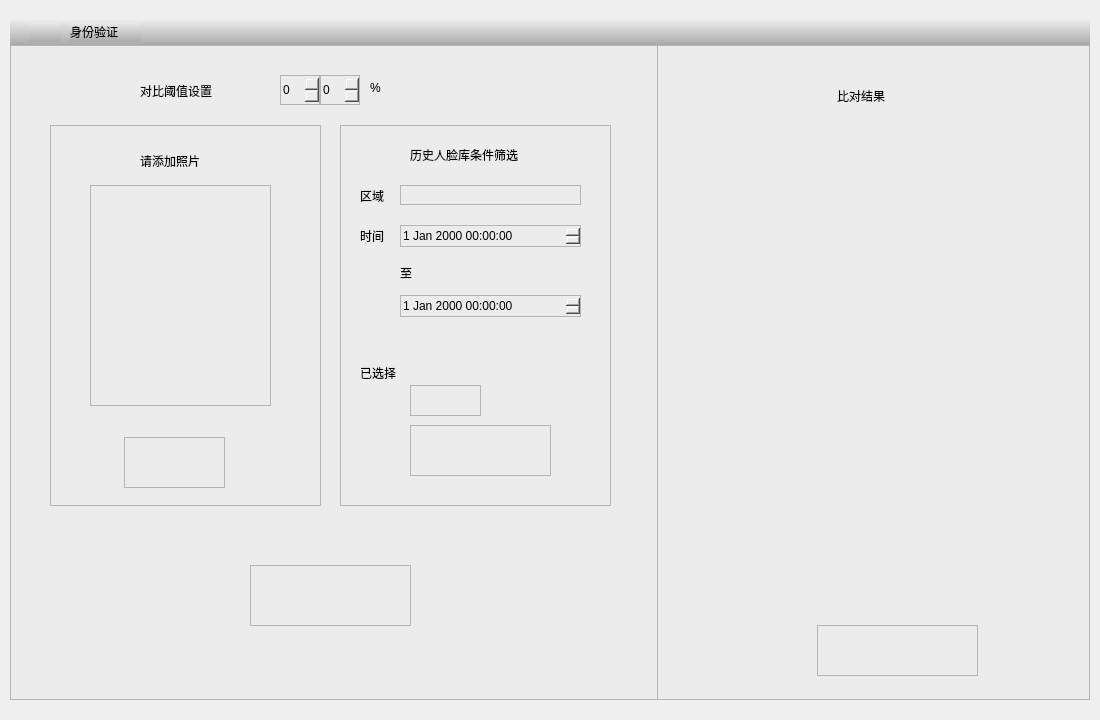
Above: UIModule/facehistorycompare.ui from zhangjianscc/ZMClient before the change. Below: the same form after it.
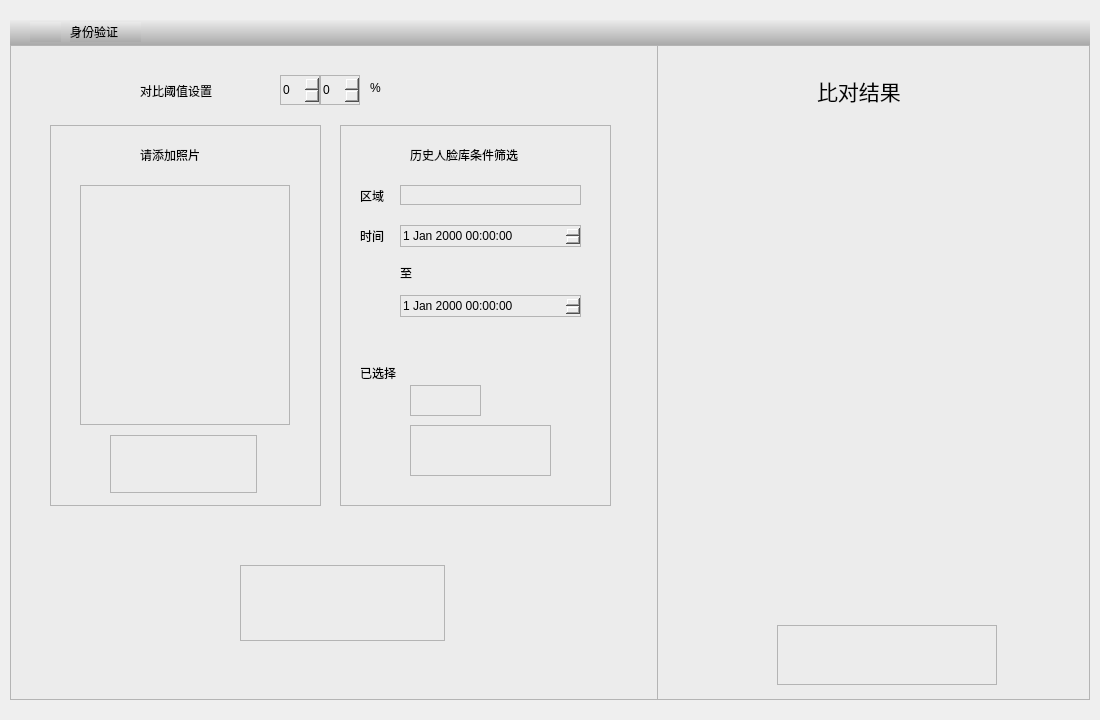
That is the form after the change. Icons and pictures are not drawn.

What changed in the file:
```diff
--- a/UIModule/facehistorycompare.ui
+++ b/UIModule/facehistorycompare.ui
@@ -132,7 +132,7 @@
            <property name="geometry">
             <rect>
              <x>90</x>
-             <y>26</y>
+             <y>20</y>
              <width>91</width>
              <height>20</height>
             </rect>
@@ -148,10 +148,10 @@
           <widget class="QLabel" name="m_laelImage">
            <property name="geometry">
             <rect>
-             <x>40</x>
+             <x>30</x>
              <y>60</y>
-             <width>181</width>
-             <height>221</height>
+             <width>210</width>
+             <height>240</height>
             </rect>
            </property>
            <property name="text">
@@ -164,10 +164,10 @@
           <widget class="QPushButton" name="m_btnSelectImage">
            <property name="geometry">
             <rect>
-             <x>74</x>
-             <y>312</y>
-             <width>101</width>
-             <height>51</height>
+             <x>60</x>
+             <y>310</y>
+             <width>147</width>
+             <height>58</height>
             </rect>
            </property>
            <property name="styleSheet">
@@ -326,10 +326,10 @@
          <widget class="QPushButton" name="m_btnBeginCompare">
           <property name="geometry">
            <rect>
-            <x>240</x>
+            <x>230</x>
             <y>520</y>
-            <width>161</width>
-            <height>61</height>
+            <width>205</width>
+            <height>76</height>
            </rect>
           </property>
           <property name="styleSheet">
@@ -406,12 +406,21 @@
          <widget class="QLabel" name="label_13">
           <property name="geometry">
            <rect>
-            <x>180</x>
-            <y>40</y>
-            <width>81</width>
-            <height>21</height>
+            <x>160</x>
+            <y>30</y>
+            <width>101</width>
+            <height>31</height>
            </rect>
           </property>
+          <property name="font">
+           <font>
+            <family>黑体</family>
+            <pointsize>16</pointsize>
+            <weight>50</weight>
+            <italic>false</italic>
+            <bold>false</bold>
+           </font>
+          </property>
           <property name="styleSheet">
            <string notr="true">border:none;
 font: 13pt &quot;黑体&quot;;</string>
@@ -423,10 +432,10 @@
          <widget class="QPushButton" name="m_btnRunTrack">
           <property name="geometry">
            <rect>
-            <x>160</x>
+            <x>120</x>
             <y>580</y>
-            <width>161</width>
-            <height>51</height>
+            <width>220</width>
+            <height>60</height>
            </rect>
           </property>
           <property name="styleSheet">
```
Left out of the diff: 2 changed lines with no effect on the pictures.
